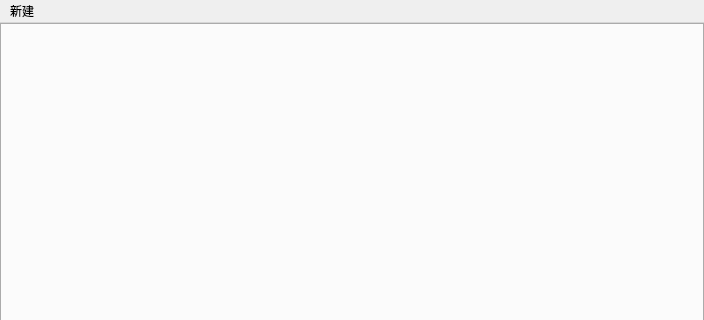
LiuJunyu2006/awesome-equation-assistant, file src/mainwindow.ui: the form before one commit; both pictures show x 0 to 704 and y 0 to 320 of the 704 by 518 pixel window.
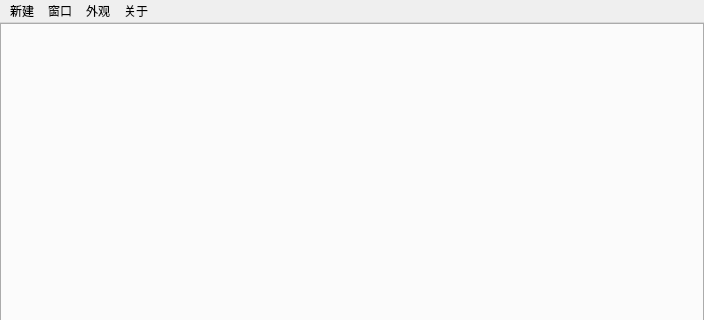
The form after the commit.

```diff
--- a/src/mainwindow.ui
+++ b/src/mainwindow.ui
@@ -48,7 +48,7 @@
      <x>0</x>
      <y>0</y>
      <width>704</width>
-     <height>29</height>
+     <height>22</height>
     </rect>
    </property>
    <widget class="QMenu" name="menuNew">
@@ -68,7 +68,27 @@
     <addaction name="separator"/>
     <addaction name="actionNewZeroPointOfMonotonicFunctionCalculator"/>
    </widget>
+   <widget class="QMenu" name="menuWindow">
+    <property name="title">
+     <string>窗口</string>
+    </property>
+    <addaction name="actionIndependentForm"/>
+   </widget>
+   <widget class="QMenu" name="menuAbout">
+    <property name="title">
+     <string>关于</string>
+    </property>
+    <addaction name="actionAbout"/>
+   </widget>
+   <widget class="QMenu" name="menu">
+    <property name="title">
+     <string>外观</string>
+    </property>
+   </widget>
    <addaction name="menuNew"/>
+   <addaction name="menuWindow"/>
+   <addaction name="menu"/>
+   <addaction name="menuAbout"/>
   </widget>
   <widget class="QStatusBar" name="statusBar"/>
   <action name="actionNewSystemOfLinearEquationsCalculator">
```
Left out of the diff: 23 changed lines with no effect on the pictures.
